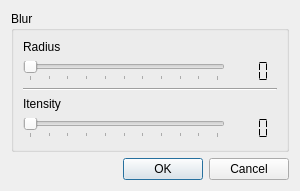
Old version of the form src/gui/blur_dialog.ui in the repository CervecerosCodigo/CCIMP.
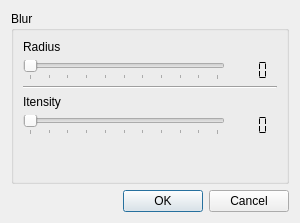
New version of the form.

Diff of the .ui file:
```diff
--- a/src/gui/blur_dialog.ui
+++ b/src/gui/blur_dialog.ui
@@ -7,7 +7,7 @@
     <x>0</x>
     <y>0</y>
     <width>300</width>
-    <height>191</height>
+    <height>223</height>
    </rect>
   </property>
   <property name="sizePolicy">
@@ -169,6 +169,19 @@
           </item>
          </layout>
         </item>
+        <item row="1" column="0">
+         <spacer name="verticalSpacer">
+          <property name="orientation">
+           <enum>Qt::Vertical</enum>
+          </property>
+          <property name="sizeHint" stdset="0">
+           <size>
+            <width>20</width>
+            <height>40</height>
+           </size>
+          </property>
+         </spacer>
+        </item>
        </layout>
       </widget>
      </item>
```
